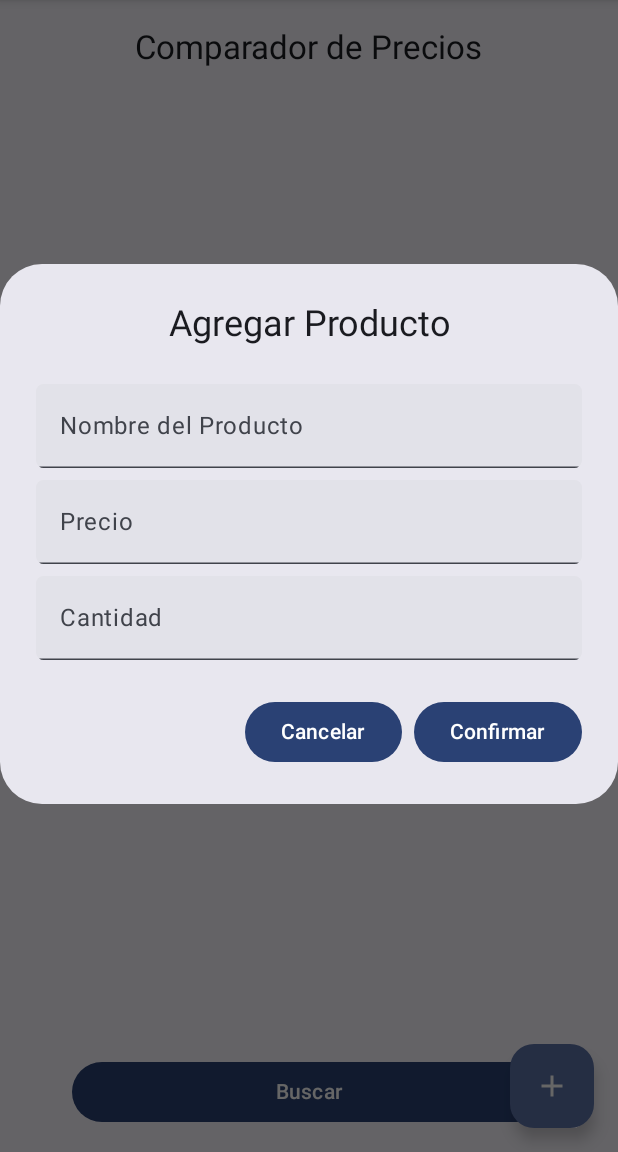
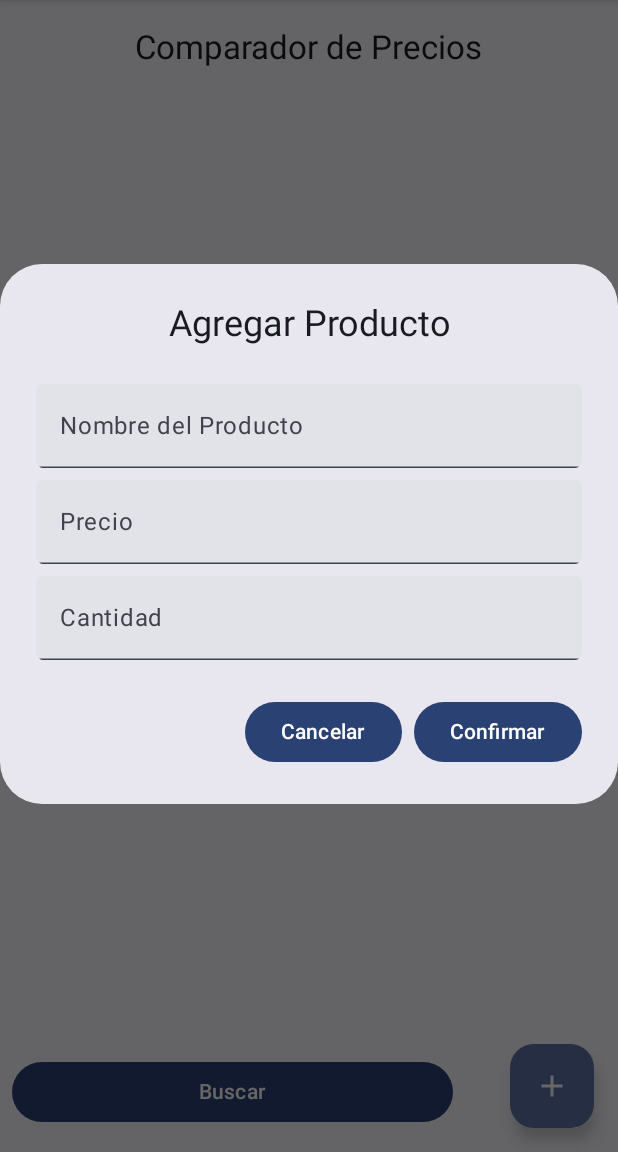
Before and after one commit to lucasromanh/Firts_kt_protect-, an Android app built with Jetpack Compose: the screen it shows after launch (MainActivity), after a tap on "Add-product", on a phone screen of 412 x 824 dp, the part 84-1236 px from its top. Run offline under Robolectric (Android 15) with nearby library versions, the phone set to English and light mode, and no system bars.

Commit message:
se probo el buscar

```diff
--- a/app/src/main/java/com/saltacoders/compararprecios/components/CardProduct.kt
+++ b/app/src/main/java/com/saltacoders/compararprecios/components/CardProduct.kt
@@ -26,7 +26,7 @@ fun CardProduct(product: Product) {
                 .fillMaxWidth()
                 .padding(8.dp)
                 .height(52.dp),
-            horizontalAlignment = Alignment.CenterHorizontally,
+            horizontalAlignment = Alignment.Start,
             verticalArrangement = Arrangement.SpaceAround
         ) {
             Text(text = "Nombre: ${product.name}")
--- a/app/src/main/java/com/saltacoders/compararprecios/components/FinishButton.kt
+++ b/app/src/main/java/com/saltacoders/compararprecios/components/FinishButton.kt
@@ -1,19 +1,23 @@
 package com.saltacoders.compararprecios.components
 
 import android.content.Context
+import android.widget.Toast
 import androidx.compose.foundation.layout.fillMaxWidth
 import androidx.compose.foundation.layout.padding
+import androidx.compose.foundation.layout.width
 import androidx.compose.material3.Button
 import androidx.compose.material3.Text
 import androidx.compose.runtime.Composable
 import androidx.compose.ui.Modifier
+import androidx.compose.ui.platform.LocalContext
 import androidx.compose.ui.unit.dp
 
 @Composable
 fun FinishButton() {
+    var context = LocalContext.current
     Button(
-        modifier = Modifier.fillMaxWidth().padding(start = 48.dp, end = 48.dp, bottom = 16.dp),
-        onClick = { }) {
+        modifier = Modifier.width(350.dp).padding(start = 8.dp, end = 48.dp, bottom = 16.dp),
+        onClick = { Toast.makeText(context, "Para capo\nestas apurado?\nno lo hice todavia", Toast.LENGTH_SHORT).show()}) {
         Text(text = "Buscar")
     }
 }
```
